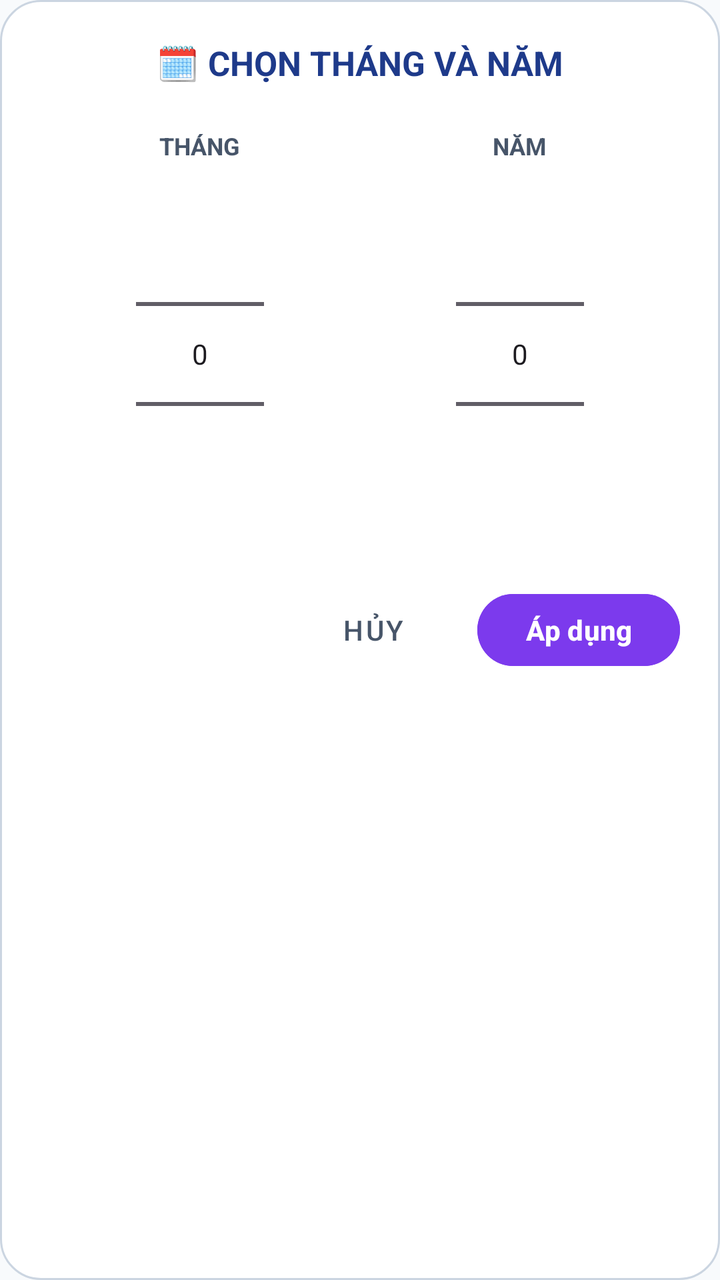
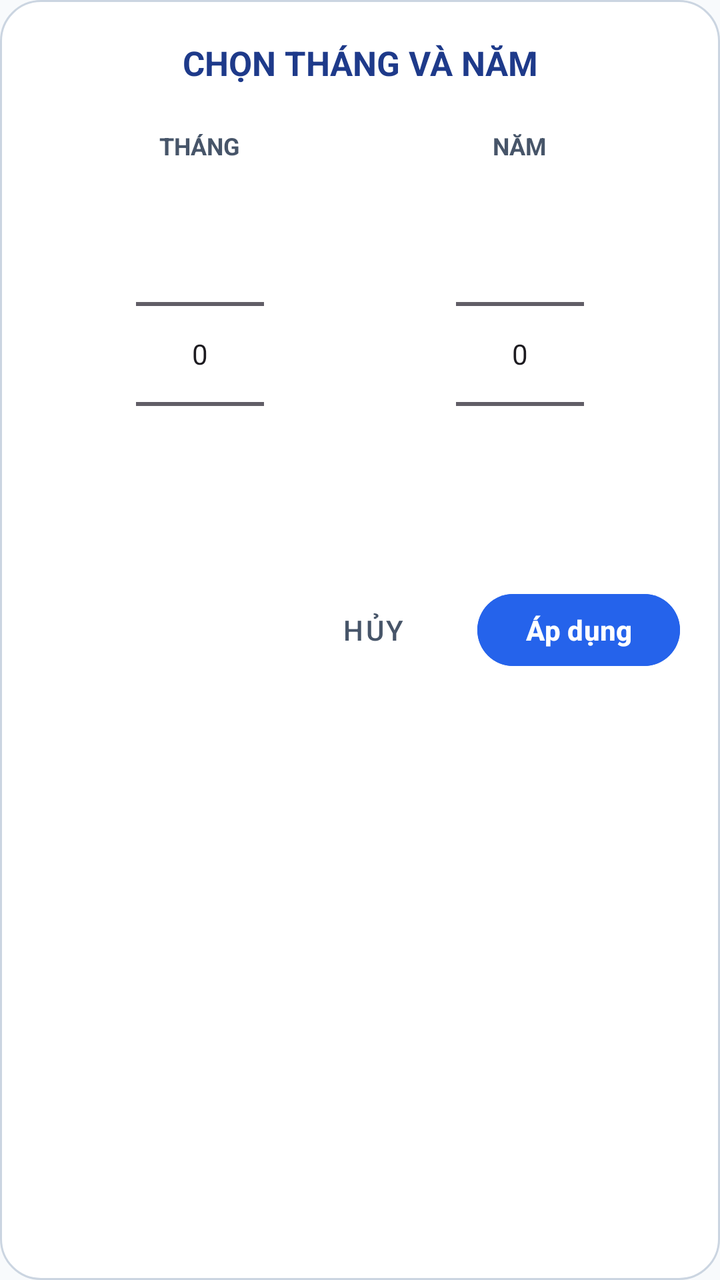

Two renders of the same Android screen: before a commit and after it. Below are the layout's source before the change and the commit's diff.
<!-- AndroidManifest.xml: application theme Theme.LectuPlan -->
<!-- res/layout/dialog_month_year_picker.xml -->
<?xml version="1.0" encoding="utf-8"?>
<LinearLayout xmlns:android="http://schemas.android.com/apk/res/android"
    xmlns:app="http://schemas.android.com/apk/res-auto"
    android:layout_width="match_parent"
    android:layout_height="wrap_content"
    android:orientation="vertical"
    android:background="@drawable/bg_dialog_rounded"
    android:padding="20dp">

    <TextView
        android:layout_width="match_parent"
        android:layout_height="wrap_content"
        android:text="🗓️ CHỌN THÁNG VÀ NĂM"
        android:textSize="17sp"
        android:textStyle="bold"
        android:textColor="@color/tab_header_title"
        android:gravity="center"
        android:layout_marginBottom="16dp" />

    <LinearLayout
        android:layout_width="match_parent"
        android:layout_height="wrap_content"
        android:orientation="horizontal"
        android:gravity="center">

        
        <LinearLayout
            android:layout_width="0dp"
            android:layout_height="wrap_content"
            android:layout_weight="1"
            android:orientation="vertical"
            android:gravity="center"
            android:padding="6dp">

            <TextView
                android:layout_width="wrap_content"
                android:layout_height="wrap_content"
                android:text="THÁNG"
                android:textStyle="bold"
                android:textColor="@color/text_secondary"
                android:textSize="12sp"
                android:layout_marginBottom="6dp" />

            <NumberPicker
                android:id="@+id/npMonthPicker"
                android:layout_width="wrap_content"
                android:layout_height="wrap_content" />
        </LinearLayout>

        
        <LinearLayout
            android:layout_width="0dp"
            android:layout_height="wrap_content"
            android:layout_weight="1"
            android:orientation="vertical"
            android:gravity="center"
            android:padding="6dp">

            <TextView
                android:layout_width="wrap_content"
                android:layout_height="wrap_content"
                android:text="NĂM"
                android:textStyle="bold"
                android:textColor="@color/text_secondary"
                android:textSize="12sp"
                android:layout_marginBottom="6dp" />

            <NumberPicker
                android:id="@+id/npYearPicker"
                android:layout_width="wrap_content"
                android:layout_height="wrap_content" />
        </LinearLayout>
    </LinearLayout>

    <LinearLayout
        android:layout_width="match_parent"
        android:layout_height="wrap_content"
        android:orientation="horizontal"
        android:gravity="end"
        android:layout_marginTop="20dp">

        <Button
            android:id="@+id/btnCancelMonthYear"
            android:layout_width="wrap_content"
            android:layout_height="wrap_content"
            android:minHeight="44dp"
            android:text="Hủy"
            android:textColor="@color/text_secondary"
            style="@style/Widget.MaterialComponents.Button.TextButton"
            android:layout_marginEnd="8dp" />

        <Button
            android:id="@+id/btnConfirmMonthYear"
            android:layout_width="wrap_content"
            android:layout_height="wrap_content"
            android:minHeight="44dp"
            android:text="Áp dụng"
            android:textStyle="bold"
            android:textColor="#FFFFFF"
            android:backgroundTint="#7C3AED" />
    </LinearLayout>

</LinearLayout>
<!-- resources referenced by this layout -->
<resources>
  <color name="tab_header_title">#1E3A8A</color>
  <color name="text_secondary">#475569</color>
  <!-- drawable bg_dialog_rounded (drawable) -->
  <?xml version="1.0" encoding="utf-8"?>
  <shape xmlns:android="http://schemas.android.com/apk/res/android"
      android:shape="rectangle">
      <solid android:color="@color/surface_card" />
      <corners android:radius="20dp" />
      <stroke
          android:width="1dp"
          android:color="@color/border_default" />
  </shape>
  <style name="Theme.LectuPlan" parent="Base.Theme.LectuPlan" />
  <color name="surface_card">#FFFFFF</color>
  <color name="border_default">#CBD5E1</color>
  <style name="Base.Theme.LectuPlan" parent="Theme.Material3.DayNight.NoActionBar">
          <item name="android:windowBackground">@color/window_background</item>
          <item name="colorSurface">@color/surface_card</item>
          <item name="colorOnSurface">@color/text_primary</item>
          <item name="colorSurfaceVariant">@color/surface_card_secondary</item>
          <item name="colorOnSurfaceVariant">@color/text_secondary</item>
          
          <item name="android:windowLightStatusBar" tools:targetApi="23">true</item>
          <item name="android:windowLightNavigationBar" tools:targetApi="27">true</item>
      </style>
  <color name="window_background">#F8FAFC</color>
  <color name="text_primary">#0F172A</color>
  <color name="surface_card_secondary">#F1F5F9</color>
</resources>

<!-- the commit's change to res/layout/dialog_month_year_picker.xml (unified diff, before → after) -->
@@ -10,7 +10,7 @@
     <TextView
         android:layout_width="match_parent"
         android:layout_height="wrap_content"
-        android:text="🗓️ CHỌN THÁNG VÀ NĂM"
+        android:text="CHỌN THÁNG VÀ NĂM"
         android:textSize="17sp"
         android:textStyle="bold"
         android:textColor="@color/tab_header_title"
@@ -97,7 +97,7 @@
             android:text="Áp dụng"
             android:textStyle="bold"
             android:textColor="#FFFFFF"
-            android:backgroundTint="#7C3AED" />
+            android:backgroundTint="#2563EB" />
     </LinearLayout>
 
 </LinearLayout>
<!-- resource entries referenced after the edit -->
@@ -21,6 +21,7 @@
           <item name="colorOnSurface">@color/text_primary</item>
           <item name="colorSurfaceVariant">@color/surface_card_secondary</item>
           <item name="colorOnSurfaceVariant">@color/text_secondary</item>
+          <item name="elevationOverlayEnabled">false</item>
           
           <item name="android:windowLightStatusBar" tools:targetApi="23">true</item>
           <item name="android:windowLightNavigationBar" tools:targetApi="27">true</item>
